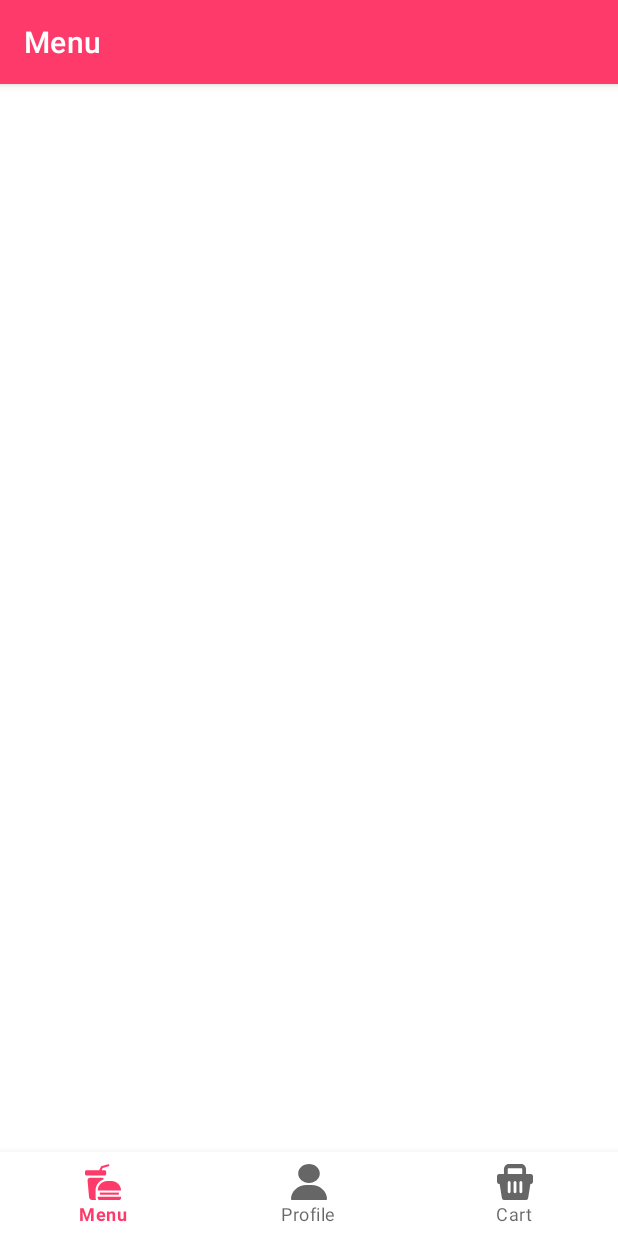
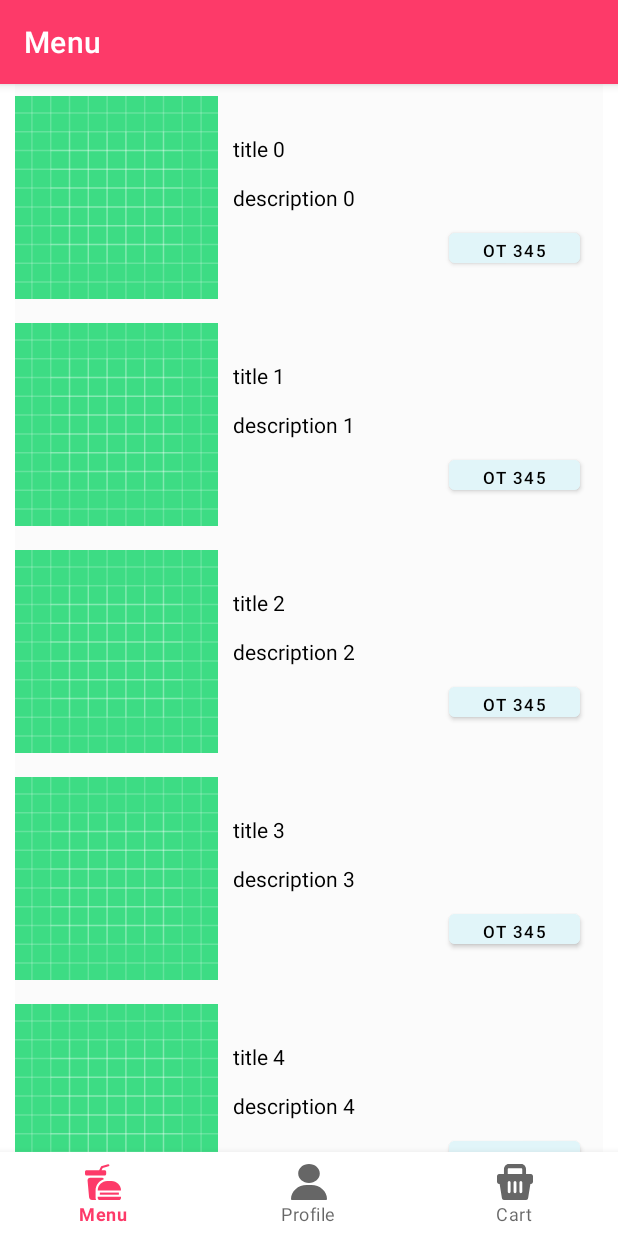
Before and after one commit to kimp2006/FoodDelivery, an Android app: the screen it shows after launch (MainActivity), on a phone screen of 412 x 824 dp. Run offline under Robolectric (Android 15) with nearby library versions, the phone set to English and light mode, and no system bars; our stand-ins replace navigation-ui.

Commit message:
fix list

```diff
--- a/app/src/main/java/com/example/fooddelivery/MainActivity.kt
+++ b/app/src/main/java/com/example/fooddelivery/MainActivity.kt
@@ -15,18 +15,13 @@ import com.example.fooddelivery.model.ProductModel
 class MainActivity : AppCompatActivity() {
 
     private lateinit var binding: ActivityMainBinding
-    lateinit var adapter: ProductAdapter
-    lateinit var recyclerView: RecyclerView
+
 
     override fun onCreate(savedInstanceState: Bundle?) {
         super.onCreate(savedInstanceState)
 
         binding = ActivityMainBinding.inflate(layoutInflater)
         setContentView(binding.root)
-
-
-        initial()
-
 
         val navView: BottomNavigationView = binding.navView
 
@@ -43,28 +38,4 @@ class MainActivity : AppCompatActivity() {
     }
 
 
-    private fun initial() {
-        recyclerView = binding.tv_menu
-        adapter = ProductAdapter()
-        recyclerView.adapter = adapter
-        adapter.setList(myProduct())
-    }
-
-    fun myProduct(): ArrayList<ProductModel>{
-        val productList = ArrayList<ProductModel>()
-
-        val product1 = ProductModel("yy", "tt")
-        productList.add(product1)
-
-        val product2 = ProductModel("yy", "tt")
-        productList.add(product2)
-
-        val product3 = ProductModel("yy", "tt")
-        productList.add(product3)
-
-        val product4 = ProductModel("yy", "tt")
-        productList.add(product4)
-
-        return productList
-    }
 }
--- a/app/src/main/java/com/example/fooddelivery/adapter/ProductAdapter.kt
+++ b/app/src/main/java/com/example/fooddelivery/adapter/ProductAdapter.kt
@@ -1,47 +1,52 @@
 package com.example.fooddelivery.adapter
 
 import android.annotation.SuppressLint
-import android.os.Parcel
-import android.os.Parcelable
 import android.view.LayoutInflater
 import android.view.View
 import android.view.ViewGroup
+import android.widget.TextView
 import androidx.recyclerview.widget.RecyclerView
 import com.example.fooddelivery.R
 import com.example.fooddelivery.model.ProductModel
-import kotlinx.android.synthetic.main.item_product_layout.view.*
 
 
-class ProductAdapter: RecyclerView.Adapter<ProductAdapter.ProductViewHolder> ()  {
+class ProductAdapter : RecyclerView.Adapter<ProductAdapter.ProductViewHolder>() {
 
     private var productList = emptyList<ProductModel>()
 
-        class ProductViewHolder(view: View): RecyclerView.ViewHolder(view)
+    inner class ProductViewHolder(view: View) : RecyclerView.ViewHolder(view) {
+        private val tvTitle = view.findViewById<TextView>(R.id.tv_title)
+        private val tvDescription = view.findViewById<TextView>(R.id.tv_description)
+
+        fun bind(position: Int) {
+            tvTitle.text = productList[position].title
+            tvDescription.text = productList[position].description
+        }
+    }
 
     override fun onCreateViewHolder(parent: ViewGroup, viewType: Int): ProductViewHolder {
-            val view = LayoutInflater.from(parent.context).inflate(R.layout.item_product_layout, parent, false)
+        val view =
+            LayoutInflater.from(parent.context).inflate(R.layout.item_product_layout, parent, false)
         return ProductViewHolder(view)
     }   // tut neobhodimo ukazat na item_product_layout. Gde imenno to chto nam budet pokazivat.
 
 
     override fun onBindViewHolder(holder: ProductViewHolder, position: Int) {
-            holder.itemView.tv_title.text = productList[position].title
-            holder.itemView.tv_description.text = productList[position].description
-
+        holder.bind(position)
 
 
     }     // teper holder znaet kakoj view brat
 
 
-
     override fun getItemCount(): Int {
-            return  productList.size  // vozvrachaem ves LIST, libo mojno ukazat luboje chislo iz LISTa
+        return productList.size  // vozvrachaem ves LIST, libo mojno ukazat luboje chislo iz LISTa
     }
 
     @SuppressLint("NotifyDataSetChanged")    // anotazija k notifyDataSetChanged()
     fun setList(list: List<ProductModel>)   // funkzija setList, s peremennoj ona budet v sebja trebovat peremennuju List<ProductModel>
     {
-        productList = list                  // mi vizivaem etu funkziju i kidaem tuda list. Etot list mi naznachem, ukazivaem chto, etot list zapihnem
+        productList =
+            list                  // mi vizivaem etu funkziju i kidaem tuda list. Etot list mi naznachem, ukazivaem chto, etot list zapihnem
         // teper sudaje
 
         notifyDataSetChanged()               // posle togo kak mi zapolnili list, udalili ili vnesli izminenija, nam nujno adapter izvestit,
--- a/app/src/main/java/com/example/fooddelivery/ui/menu/MenuFragment.kt
+++ b/app/src/main/java/com/example/fooddelivery/ui/menu/MenuFragment.kt
@@ -4,12 +4,11 @@ import android.os.Bundle
 import android.view.LayoutInflater
 import android.view.View
 import android.view.ViewGroup
-import android.widget.TextView
 import androidx.fragment.app.Fragment
-import androidx.lifecycle.ViewModelProvider
-import com.example.fooddelivery.R
+import androidx.fragment.app.viewModels
 import com.example.fooddelivery.adapter.ProductAdapter
 import com.example.fooddelivery.databinding.FragmentMenuBinding
+import com.example.fooddelivery.model.ProductModel
 
 class MenuFragment : Fragment() {
 
@@ -19,37 +18,47 @@ class MenuFragment : Fragment() {
     // onDestroyView.
     private val binding get() = _binding!!
 
+    lateinit var adapter: ProductAdapter
+
+    private val menuViewModel by viewModels<MenuViewModel>()
+
     override fun onCreateView(
         inflater: LayoutInflater,
         container: ViewGroup?,
         savedInstanceState: Bundle?
     ): View {
-        val menuViewModel =
-            ViewModelProvider(this).get(MenuViewModel::class.java)
+        _binding = FragmentMenuBinding.inflate(inflater, container, false)
 
-        _binding = FragmentMenuBinding.inflate(inflater, container, false)
-        val root: View = binding.root
+        return binding.root
+    }
 
-
-
-        val textView: TextView = binding.Menu
-        menuViewModel.text.observe(viewLifecycleOwner) {
-            textView.text = it
-        }
-
-
-        return root
+    override fun onViewCreated(view: View, savedInstanceState: Bundle?) {
+        super.onViewCreated(view, savedInstanceState)
+        initial()
     }
 
 
+    private fun initial() {
+        with(binding) {
+            adapter = ProductAdapter()
+            tvMenu.adapter = adapter
+            adapter.setList(myProduct())
+        }
+    }
+
+    fun myProduct(): ArrayList<ProductModel>{
+        val productList = ArrayList<ProductModel>()
+
+        for(i in 0..100){
+            val product1 = ProductModel("title $i", "description $i")
+            productList.add(product1)
+        }
+
+        return productList
+    }
 
     override fun onDestroyView() {
         super.onDestroyView()
         _binding = null
     }
-
-
-
-
-
 }
--- a/app/src/main/res/layout/activity_main.xml
+++ b/app/src/main/res/layout/activity_main.xml
@@ -3,8 +3,7 @@
     xmlns:app="http://schemas.android.com/apk/res-auto"
     android:id="@+id/container"
     android:layout_width="match_parent"
-    android:layout_height="match_parent"
-    android:paddingTop="?attr/actionBarSize">
+    android:layout_height="match_parent">
 
     <com.google.android.material.bottomnavigation.BottomNavigationView
         android:id="@+id/nav_view"
@@ -22,7 +21,7 @@
         android:id="@+id/nav_host_fragment_activity_main"
         android:name="androidx.navigation.fragment.NavHostFragment"
         android:layout_width="match_parent"
-        android:layout_height="match_parent"
+        android:layout_height="0dp"
         app:defaultNavHost="true"
         app:layout_constraintBottom_toTopOf="@id/nav_view"
         app:layout_constraintLeft_toLeftOf="parent"
--- a/app/src/main/res/layout/fragment_menu.xml
+++ b/app/src/main/res/layout/fragment_menu.xml
@@ -3,25 +3,19 @@
     xmlns:app="http://schemas.android.com/apk/res-auto"
     xmlns:tools="http://schemas.android.com/tools"
     android:layout_width="match_parent"
-    android:layout_height="match_parent"
-    tools:context=".ui.cart.MenuFragment">
-
+    android:layout_height="match_parent">
 
     <androidx.recyclerview.widget.RecyclerView
         android:id="@+id/tv_menu"
         android:layout_width="match_parent"
         android:layout_height="wrap_content"
-        android:layout_margin="10dp"
+        android:layout_marginEnd="10dp"
+        android:layout_marginStart="10dp"
         app:layout_constraintEnd_toEndOf="parent"
         app:layout_constraintStart_toStartOf="parent"
         app:layout_constraintTop_toTopOf="parent"
         tools:itemCount="4"
         tools:listitem="@layout/item_product_layout"
-        app:layoutManager="androidx.recyclerview.widget.LinearLayoutManager"
-        />
-
-
-
-
+        app:layoutManager="androidx.recyclerview.widget.LinearLayoutManager" />
 
 </androidx.constraintlayout.widget.ConstraintLayout>
--- a/app/src/main/res/layout/item_product_layout.xml
+++ b/app/src/main/res/layout/item_product_layout.xml
@@ -7,52 +7,52 @@
     android:layout_height="151dp">
 
 
-    <View
+    <ImageView
         android:id="@+id/view"
         android:layout_width="135dp"
         android:layout_height="135dp"
-        android:background="@drawable/ic_launcher_background"
+        android:src="@drawable/ic_launcher_background"
         app:layout_constraintBottom_toBottomOf="parent"
         app:layout_constraintStart_toStartOf="parent"
-        app:layout_constraintTop_toTopOf="parent"
-
-        />
+        app:layout_constraintTop_toTopOf="parent" />
 
     <TextView
         android:id="@+id/tv_title"
-        android:layout_width="127dp"
-        android:layout_height="19dp"
+        android:layout_width="0dp"
+        android:layout_height="wrap_content"
+        android:layout_marginStart="10dp"
+        android:layout_marginEnd="10dp"
         app:layout_constraintBottom_toBottomOf="parent"
         app:layout_constraintEnd_toEndOf="parent"
-        app:layout_constraintHorizontal_bias="0.5"
         app:layout_constraintStart_toEndOf="@+id/view"
         app:layout_constraintTop_toTopOf="parent"
-        app:layout_constraintVertical_bias="0.225"
+        app:layout_constraintVertical_bias="0.25"
         android:textColor="@color/black"
         android:text="Title"
         />
 
     <TextView
         android:id="@+id/tv_description"
-        android:layout_width="171dp"
-        android:layout_height="40dp"
-        android:layout_marginBottom="25dp"
+        android:layout_width="0dp"
+        android:layout_marginStart="10dp"
+        android:layout_marginEnd="10dp"
+        android:layout_height="wrap_content"
         android:text="Description"
         android:textColor="@color/black"
         app:layout_constraintBottom_toBottomOf="parent"
         app:layout_constraintEnd_toEndOf="parent"
         app:layout_constraintStart_toEndOf="@+id/view"
-        app:layout_constraintTop_toBottomOf="@+id/tv_title" />
+        app:layout_constraintTop_toTopOf="parent"/>
 
     <Button
         android:layout_width="87dp"
         android:layout_height="32dp"
         android:textColor="@color/black"
-        android:background="@color/button"
-        android:text="Button"
+        android:backgroundTint="@color/button"
+        android:text="от 345"
         android:textSize="11sp"
         android:layout_marginEnd="15dp"
-        android:layout_marginTop="5dp"
+        android:layout_marginTop="8dp"
         app:layout_constraintEnd_toEndOf="parent"
         app:layout_constraintTop_toBottomOf="@+id/tv_description"/>
 
```
Lines whose indentation alone changed are shown as unchanged.
